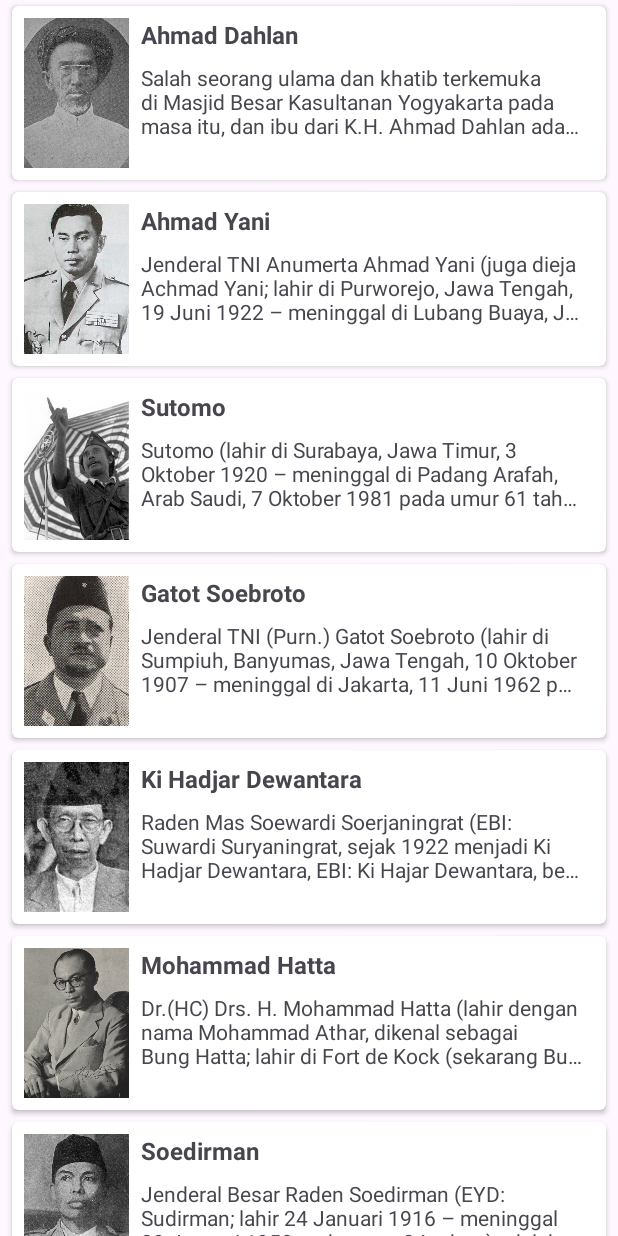
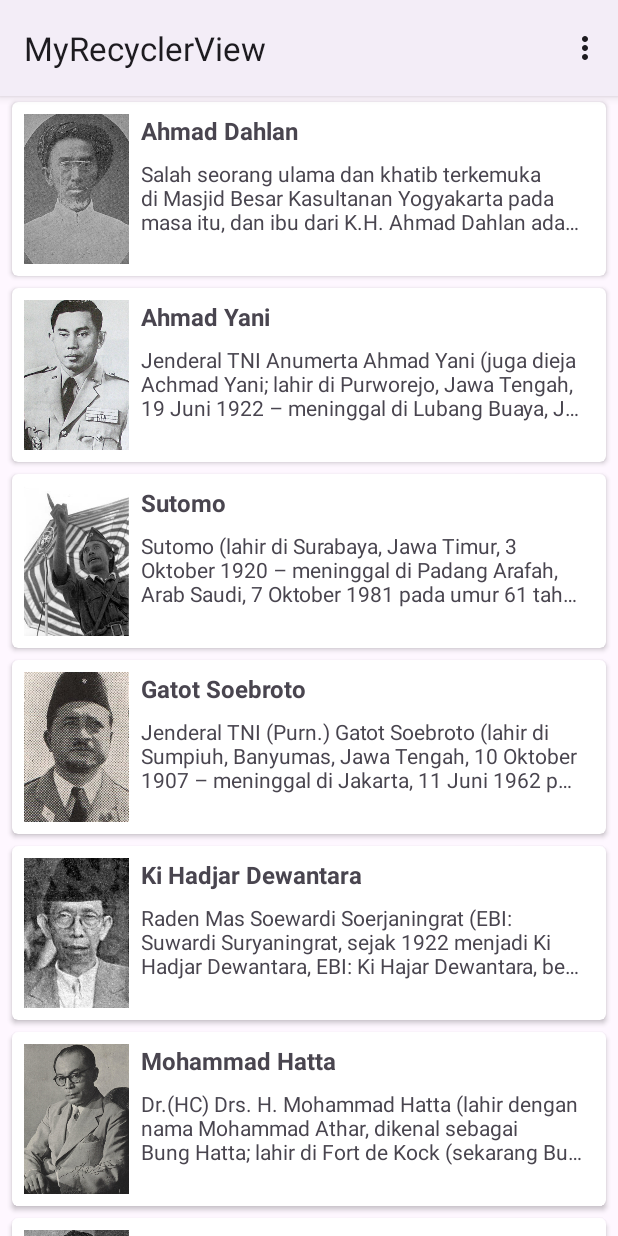
Before and after one commit to e-haikal/Dicoding-AndroidPemula, an Android app: the screen it shows after launch (MainActivity), on a phone screen of 412 x 824 dp. Run offline under Robolectric (Android 15) with nearby library versions, the light colour scheme and no system bars.

Commit message:
feat: completed feature list and grid view layout and shows it on main menu

```diff
--- a/MyRecyclerView/app/src/main/java/com/siaptekno/myrecyclerview/MainActivity.kt
+++ b/MyRecyclerView/app/src/main/java/com/siaptekno/myrecyclerview/MainActivity.kt
@@ -1,11 +1,14 @@
 package com.siaptekno.myrecyclerview
 
 import android.os.Bundle
+import android.view.Menu
+import android.view.MenuItem
 import android.widget.Toast
 import androidx.activity.enableEdgeToEdge
 import androidx.appcompat.app.AppCompatActivity
 import androidx.core.view.ViewCompat
 import androidx.core.view.WindowInsetsCompat
+import androidx.recyclerview.widget.GridLayoutManager
 import androidx.recyclerview.widget.LinearLayoutManager
 import androidx.recyclerview.widget.RecyclerView
 
@@ -56,4 +59,21 @@ class MainActivity : AppCompatActivity() {
         Toast.makeText(this, "Kamu memilih " + hero.name, Toast.LENGTH_SHORT).show()
     }
 
+    override fun onCreateOptionsMenu(menu: Menu?): Boolean {
+        menuInflater.inflate(R.menu.menu_main, menu)
+        return super.onCreateOptionsMenu(menu)
+    }
+
+    override fun onOptionsItemSelected(item: MenuItem): Boolean {
+        when (item.itemId) {
+            R.id.action_list -> {
+                rvHeroes.layoutManager = LinearLayoutManager(this)
+            }
+            R.id.action_grid -> {
+                rvHeroes.layoutManager = GridLayoutManager(this, 2)
+            }
+        }
+        return super.onOptionsItemSelected(item)
+    }
+
 }
--- a/MyRecyclerView/app/src/main/res/menu/menu_main.xml
+++ b/MyRecyclerView/app/src/main/res/menu/menu_main.xml
@@ -1,5 +1,6 @@
 <?xml version="1.0" encoding="utf-8"?>
-<menu xmlns:android="http://schemas.android.com/apk/res/android">
+<menu xmlns:android="http://schemas.android.com/apk/res/android"
+    xmlns:app="http://schemas.android.com/apk/res-auto">
     <item
         android:id="@+id/action_list"
         android:title="@string/list"
@@ -8,4 +9,6 @@
         android:id="@+id/action_grid"
         android:title="@string/grid"
         app:showAsAction="never"/>
+
+
 </menu>
--- a/MyRecyclerView/app/src/main/res/values-night/themes.xml
+++ b/MyRecyclerView/app/src/main/res/values-night/themes.xml
@@ -1,6 +1,6 @@
 <resources xmlns:tools="http://schemas.android.com/tools">
     <!-- Base application theme. -->
-    <style name="Base.Theme.MyRecyclerView" parent="Theme.Material3.DayNight.NoActionBar">
+    <style name="Base.Theme.MyRecyclerView" parent="Theme.Material3.DayNight">
         <!-- Customize your dark theme here. -->
         <!-- <item name="colorPrimary">@color/my_dark_primary</item> -->
     </style>
--- a/MyRecyclerView/app/src/main/res/values/strings.xml
+++ b/MyRecyclerView/app/src/main/res/values/strings.xml
@@ -1,9 +1,12 @@
 <?xml version="1.0" encoding="utf-8"?>
 <resources>
-    <string name="app_name">My RecyclerView</string>
+    <string name="app_name">MyRecyclerView</string>
 
     <string name="heroes_name">Nama Pahlawan</string>
     <string name="description">Deskripsi</string>
+    <string name="list">List</string>
+    <string name="grid">Grid</string>
+
     <string-array name="data_name">
         <item>Ahmad Dahlan</item>
         <item>Ahmad Yani</item>
--- a/MyRecyclerView/app/src/main/res/values/themes.xml
+++ b/MyRecyclerView/app/src/main/res/values/themes.xml
@@ -1,6 +1,6 @@
 <resources xmlns:tools="http://schemas.android.com/tools">
     <!-- Base application theme. -->
-    <style name="Base.Theme.MyRecyclerView" parent="Theme.Material3.DayNight.NoActionBar">
+    <style name="Base.Theme.MyRecyclerView" parent="Theme.Material3.DayNight">
         <!-- Customize your light theme here. -->
         <!-- <item name="colorPrimary">@color/my_light_primary</item> -->
     </style>
```
